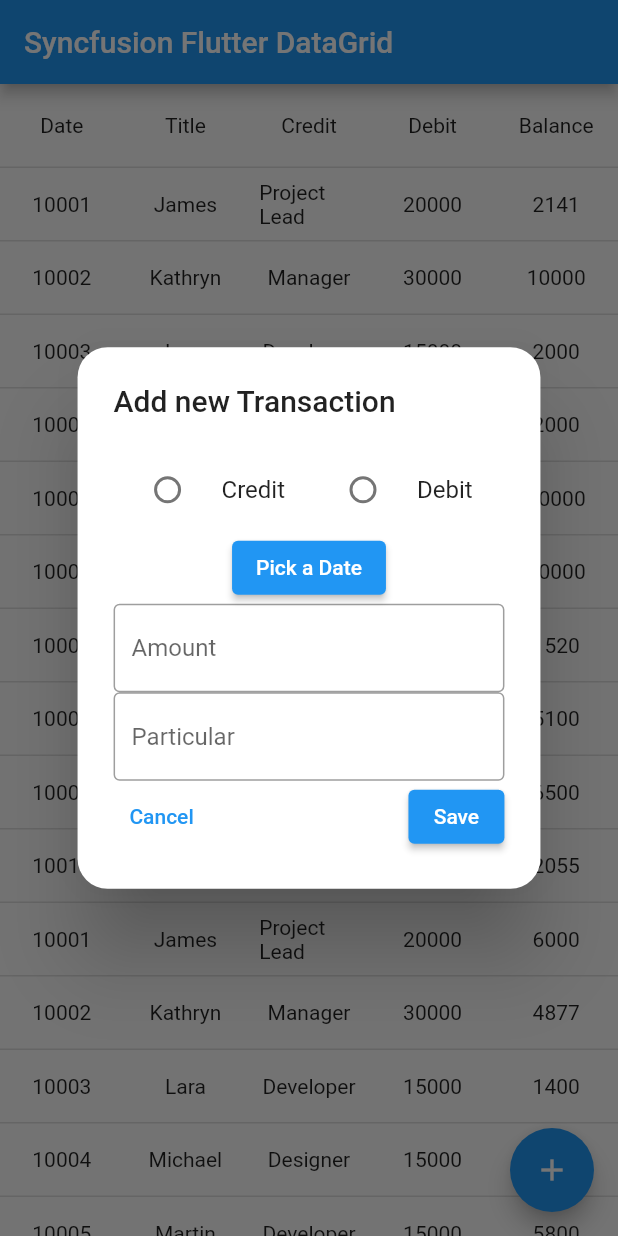
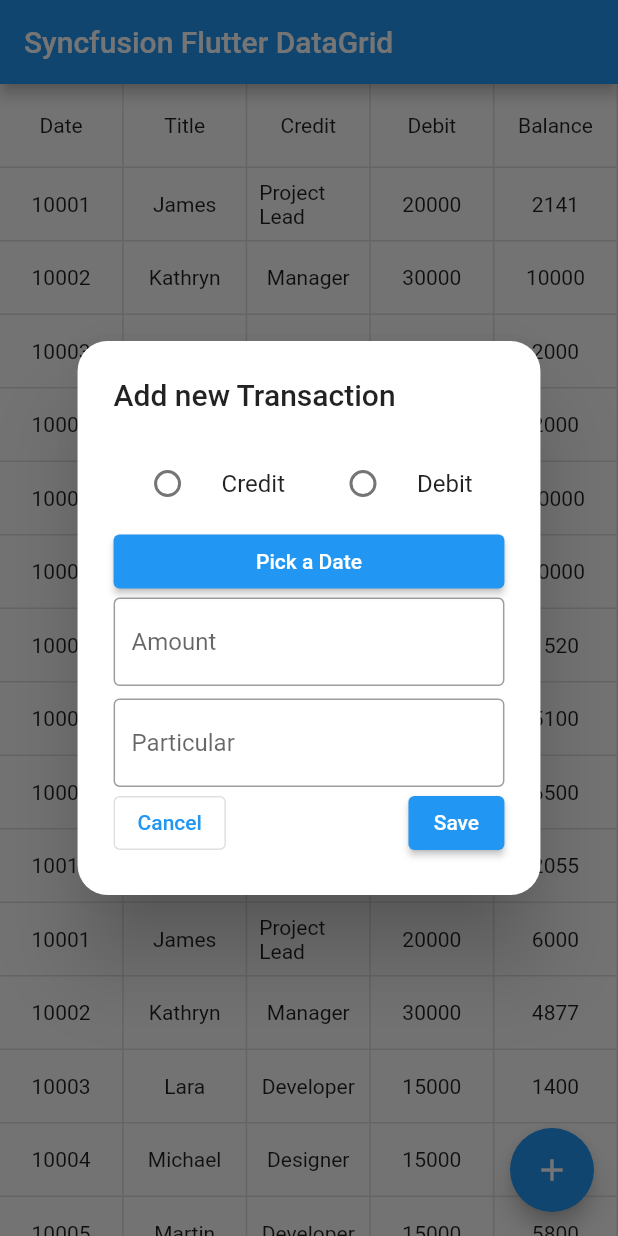
Before and after one commit to amityamsi/khata_app, a Flutter app: the screen it shows after launch, after a tap on the "add" icon, on a phone screen of 412 x 824 dp. Run offline on Flutter 3.47's test engine with Material 2 defaults, Android fonts, the phone set to English and light mode, and no system bars; drawn by our look-alikes of syncfusion_flutter_datagrid.

Commit message:
working on table data

```diff
--- a/lib/app/ui/expanses_details.dart
+++ b/lib/app/ui/expanses_details.dart
@@ -30,6 +30,8 @@ class _ExpansesDetailScreenState extends State<ExpansesDetailScreen> {
         allowPullToRefresh: true,
         source: employeeDataSource,
         columnWidthMode: ColumnWidthMode.fill,
+        headerGridLinesVisibility: GridLinesVisibility.both,
+        gridLinesVisibility: GridLinesVisibility.both,
         columns: <GridColumn>[
           GridColumn(
               columnName: 'date',
@@ -123,7 +125,9 @@ addNewTransaction({context, gender}) {
                     )
                   ],
                 ),
-                ElevatedButton(
+                SizedBox(
+                  width: double.infinity,
+                  child: ElevatedButton(
                       onPressed: () {
                         showDatePicker(
                             context: context,
@@ -132,9 +136,13 @@ addNewTransaction({context, gender}) {
                             lastDate: DateTime(2100));
                       },
                       child: const Text("Pick a Date")),
+                ),
                 const TextField(
                   decoration: InputDecoration(
                       border: OutlineInputBorder(), hintText: "Amount"),
+                ),
+                SizedBox(
+                  height: MediaQuery.of(context).size.height * .01,
                 ),
                 const TextField(
                   decoration: InputDecoration(
@@ -143,7 +151,8 @@ addNewTransaction({context, gender}) {
                 Row(
                     mainAxisAlignment: MainAxisAlignment.spaceBetween,
                     children: [
-                      TextButton(onPressed: () {}, child: const Text("Cancel")),
+                      OutlinedButton(
+                          onPressed: () {}, child: const Text("Cancel")),
                       ElevatedButton(
                           onPressed: () {}, child: const Text("Save"))
                     ]),
```
Lines whose indentation alone changed are shown as unchanged.
